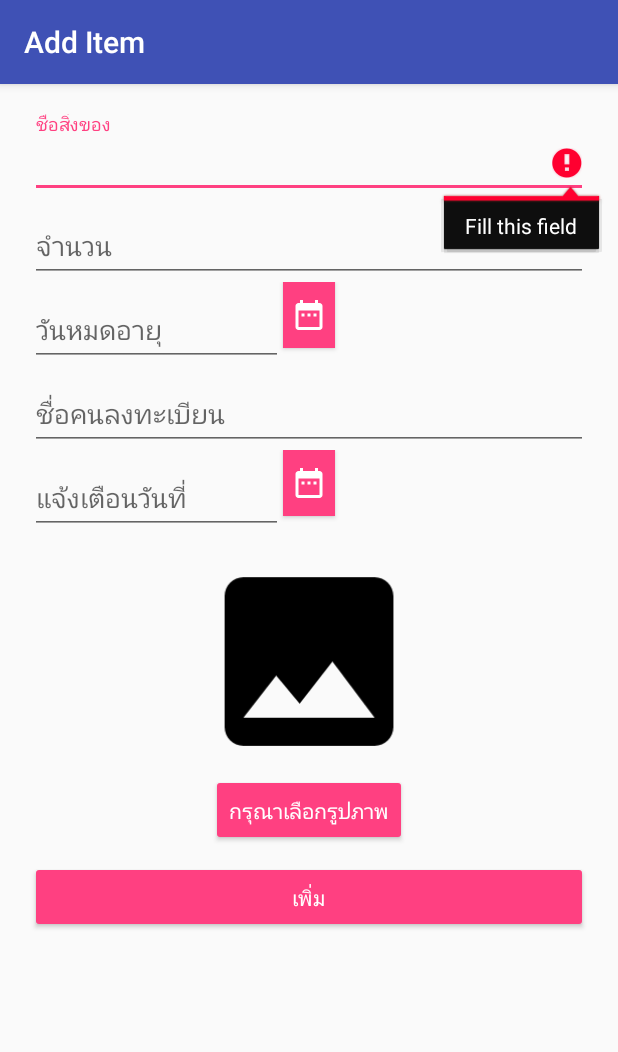
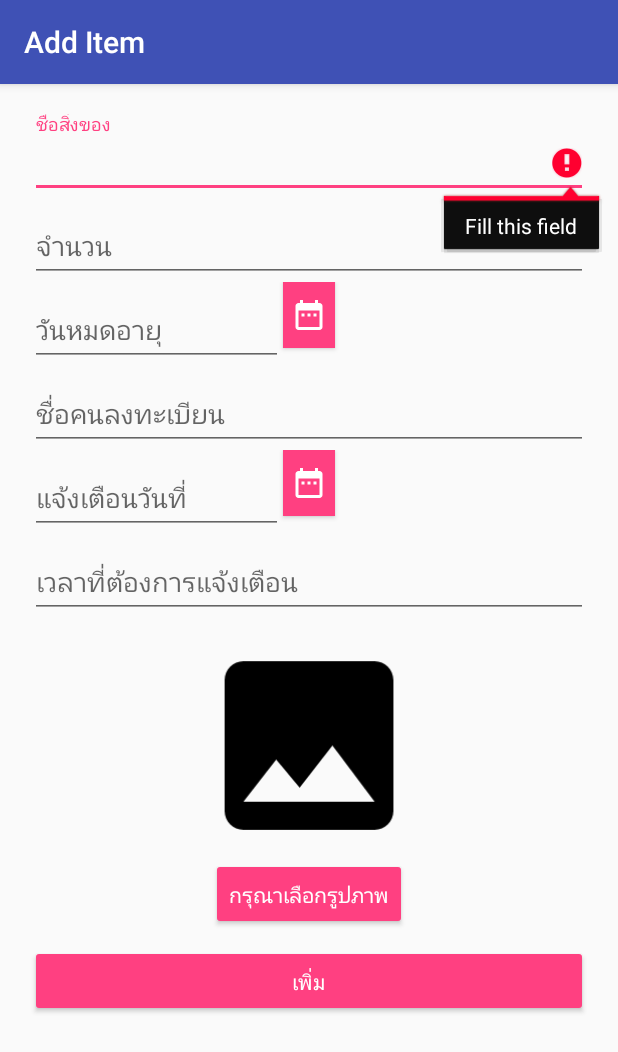
Before and after one commit to Wchindanai/Notyfi, an Android app: the AddItem screen opened directly, with no data from a screen before it, after a tap on "เพิ่ม", on a phone screen of 412 x 824 dp. Shown: the top 1052 px of the screen. Run offline under Robolectric (Android 15) with nearby library versions, the phone set to English and light mode, and no system bars; libraries missing offline, so code that uses them is left out: com.nguyenhoanglam.imagepicker; 1 statement that could not run was skipped.

Commit message:
add select time for notification and edit bug wrong date

```diff
--- a/app/src/main/AndroidManifest.xml
+++ b/app/src/main/AndroidManifest.xml
@@ -12,6 +12,7 @@
         android:icon="@drawable/logo"
         android:label="@string/app_name"
         android:supportsRtl="true"
+        android:largeHeap="true"
         android:theme="@style/AppTheme">
         <activity android:name=".Login">
             <intent-filter>
--- a/app/src/main/java/dev/notify/AddItem.java
+++ b/app/src/main/java/dev/notify/AddItem.java
@@ -2,7 +2,10 @@ package dev.notify;
 
 import android.app.AlarmManager;
 import android.app.DatePickerDialog;
+import android.app.DialogFragment;
+import android.app.FragmentTransaction;
 import android.app.PendingIntent;
+import android.app.TimePickerDialog;
 import android.content.Context;
 import android.content.Intent;
 import android.content.SharedPreferences;
@@ -24,6 +27,7 @@ import android.widget.DatePicker;
 import android.widget.EditText;
 import android.widget.ImageButton;
 import android.widget.ImageView;
+import android.widget.TimePicker;
 
 import com.nguyenhoanglam.imagepicker.activity.ImagePicker;
 import com.nguyenhoanglam.imagepicker.activity.ImagePickerActivity;
@@ -69,6 +73,7 @@ public class AddItem extends AppCompatActivity {
     int IMAGE_PICKER = 100;
 
     private String _rawImage = " ";
+    private EditText inputNotiTime;
 
     @Override
     protected void onCreate(Bundle savedInstanceState) {
@@ -85,11 +90,19 @@ public class AddItem extends AppCompatActivity {
         add = (Button) findViewById(R.id.addItem);
         itemImage = (ImageView) findViewById(R.id.imageView);
         coordinator = (CoordinatorLayout) findViewById(R.id.coordinator);
+        inputNotiTime = (EditText) findViewById(R.id.notification_time);
 
         SharedPreferences sharedPreferences = getSharedPreferences("notify", Context.MODE_PRIVATE);
 
         user = sharedPreferences.getString("username", null);
         itemUser.setText(user);
+
+        inputNotiTime.setOnClickListener(new View.OnClickListener() {
+            @Override
+            public void onClick(View v) {
+                showTimePicker();
+            }
+        });
 
         selectDateExpire.setOnClickListener(new View.OnClickListener() {
             @Override
@@ -125,13 +138,16 @@ public class AddItem extends AppCompatActivity {
         });
     }
 
+
+
     private void submit() throws ParseException {
         String name = itemName.getText().toString();
         int amount = Integer.parseInt(itemAmount.getText().toString());
         String member = itemUser.getText().toString();
         String expire = itemExpire.getText().toString();
         String notification = itemNotification.getText().toString();
-
+        String time = inputNotiTime.getText().toString();
+        notification = notification + " " + time;
         Boolean cancel = false;
         View focusView = null;
 
@@ -168,7 +184,7 @@ public class AddItem extends AppCompatActivity {
 
     private void setNotification(String notification) throws ParseException {
         java.util.Calendar sevendayalarm = java.util.Calendar.getInstance();
-        Date d = new SimpleDateFormat("yyyy-MM-dd").parse(notification);
+        Date d = new SimpleDateFormat("yyyy-MM-dd hh:mm").parse(notification);
         sevendayalarm.setTime(d);
         Log.d(TAG, "setNotification: "+ sevendayalarm.getTime());
         Intent intent = new Intent(this, AlarmReceiver.class);
@@ -190,7 +206,7 @@ public class AddItem extends AppCompatActivity {
         json.put("picture", item.getImage());
         RequestBody body = RequestBody.create(JSON, json.toString());
         Request request = new Request.Builder()
-                .url("https://notify-166704.appspot.com/api/items")
+                .url("https://notify-163706.appspot.com/api/items")
                 .post(body)
                 .build();
         client.newCall(request).enqueue(new Callback() {
@@ -235,6 +251,20 @@ public class AddItem extends AppCompatActivity {
 
 
     }
+
+    private void showTimePicker() {
+        NotificationTimeFragment newFragment = new NotificationTimeFragment();
+        newFragment.setCallBack(timeSetListener);
+        newFragment.show(getFragmentManager(), "Time Picker");
+    }
+
+    private TimePickerDialog.OnTimeSetListener timeSetListener =  new TimePickerDialog.OnTimeSetListener() {
+        @Override
+        public void onTimeSet(TimePicker view, int hourOfDay, int minute) {
+            inputNotiTime.setText(hourOfDay + ":" + minute );
+        }
+    };
+
 
     private void selectNoti() {
         Calendar calender = Calendar.getInstance();
--- a/app/src/main/java/dev/notify/History.java
+++ b/app/src/main/java/dev/notify/History.java
@@ -35,7 +35,7 @@ public class History extends AppCompatActivity {
     protected void onCreate(Bundle savedInstanceState) {
         super.onCreate(savedInstanceState);
         setContentView(R.layout.activity_history);
-        getDataFromCloud();
+
 
 
         recyclerView = (RecyclerView) findViewById(R.id.history_rv);
@@ -43,6 +43,7 @@ public class History extends AppCompatActivity {
 
 
         listHistory = new ArrayList<>();
+        getDataFromCloud();
 
     }
 
--- a/app/src/main/java/dev/notify/HistoryAdapter.java
+++ b/app/src/main/java/dev/notify/HistoryAdapter.java
@@ -50,7 +50,7 @@ public class HistoryAdapter extends RecyclerView.Adapter<HistoryAdapter.MyViewHo
             Date dateFormat = new SimpleDateFormat("EEEE MMM dd yyyy HH:mm:ss Z").parse(listHistory.get(position).getExpire());
             Calendar calendar = Calendar.getInstance();
             calendar.setTime(dateFormat);
-            int day = calendar.get(Calendar.DAY_OF_MONTH)+1;
+            int day = calendar.get(Calendar.DAY_OF_MONTH);
             int month = calendar.get(Calendar.MONTH);
             int year = calendar.get(Calendar.YEAR);
             expire_date = day + "-" + month + "-" + year;
@@ -63,7 +63,7 @@ public class HistoryAdapter extends RecyclerView.Adapter<HistoryAdapter.MyViewHo
             Date dateFormat = new SimpleDateFormat("EEEE MMM dd yyyy HH:mm:ss Z").parse(listHistory.get(position).getCreated());
             Calendar calendar = Calendar.getInstance();
             calendar.setTime(dateFormat);
-            int day = calendar.get(Calendar.DAY_OF_MONTH)+1;
+            int day = calendar.get(Calendar.DAY_OF_MONTH);
             int month = calendar.get(Calendar.MONTH);
             int year = calendar.get(Calendar.YEAR);
             int hours = calendar.get(Calendar.HOUR);
--- a/app/src/main/res/layout/activity_add_item.xml
+++ b/app/src/main/res/layout/activity_add_item.xml
@@ -123,8 +123,19 @@
                     android:padding="5dp"
                     android:src="@drawable/ic_date_range_white_24dp" />
 
+            </LinearLayout>
+            <android.support.design.widget.TextInputLayout
+                android:layout_width="match_parent"
+                android:layout_height="wrap_content">
 
-            </LinearLayout>
+                <EditText
+                    android:id="@+id/notification_time"
+                    android:layout_width="match_parent"
+                    android:layout_height="wrap_content"
+                    android:hint="เวลาที่ต้องการแจ้งเตือน"
+                    android:inputType="time"
+                    android:maxLines="1" />
+            </android.support.design.widget.TextInputLayout>
 
 
             <ImageView
--- a/app/src/main/res/layout/activity_admin.xml
+++ b/app/src/main/res/layout/activity_admin.xml
@@ -8,8 +8,10 @@
 
     <android.support.v7.widget.RecyclerView
         android:id="@+id/adRv"
-        android:layout_width="match_parent"
-        android:layout_height="match_parent">
+        android:layout_width="344dp"
+        android:layout_height="495dp"
+        tools:layout_editor_absoluteY="8dp"
+        tools:layout_editor_absoluteX="8dp">
 
     </android.support.v7.widget.RecyclerView>
 </android.support.constraint.ConstraintLayout>
```
Also changed, not shown: app/src/main/java/dev/notify/Admin.java (+28 -8 lines), app/src/main/java/dev/notify/ItemAdapter.java (+10 -5 lines), app/src/main/java/dev/notify/NotificationTimeFragment.java (added, +35 -0 lines), app/src/main/res/menu/admin_menu.xml (added, +9 -0 lines).
